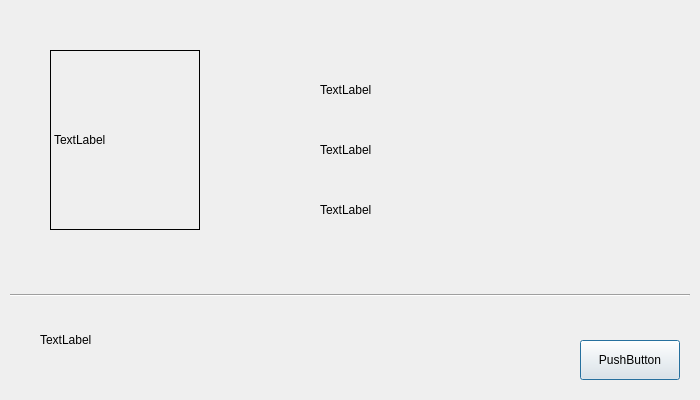
First picture: the form in Major3/authentication.ui, repository H-adorable/OpenCVFaceCheckIn, before the edit.
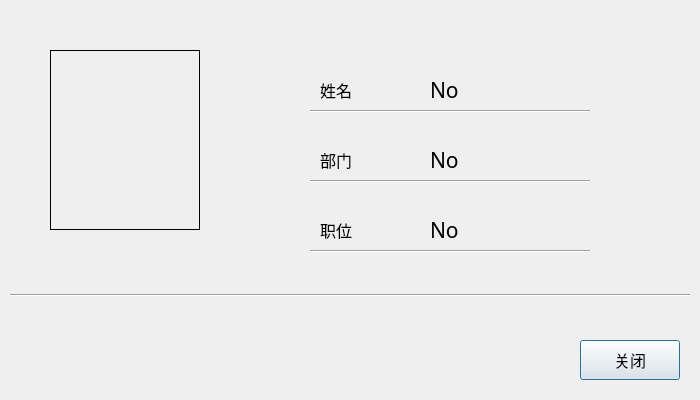
Second picture: the form after the edit.

Commit message:
Add Authentication UI to project
把鉴权界面加入工程。各界面之间可以通信连接

Diff of the .ui file:
```diff
--- a/Major3/authentication.ui
+++ b/Major3/authentication.ui
@@ -22,8 +22,14 @@
      <height>40</height>
     </rect>
    </property>
+   <property name="font">
+    <font>
+     <family>微软雅黑</family>
+     <pointsize>12</pointsize>
+    </font>
+   </property>
    <property name="text">
-    <string>PushButton</string>
+    <string>关闭</string>
    </property>
   </widget>
   <widget class="QLabel" name="standardImage">
@@ -39,7 +45,7 @@
     <enum>QFrame::Box</enum>
    </property>
    <property name="text">
-    <string>TextLabel</string>
+    <string/>
    </property>
   </widget>
   <widget class="QWidget" name="infoBox" native="true">
@@ -48,46 +54,160 @@
      <x>300</x>
      <y>50</y>
      <width>300</width>
-     <height>200</height>
+     <height>210</height>
     </rect>
    </property>
    <widget class="QLabel" name="name">
     <property name="geometry">
      <rect>
-      <x>20</x>
+      <x>130</x>
       <y>20</y>
-      <width>260</width>
+      <width>150</width>
       <height>40</height>
      </rect>
     </property>
+    <property name="font">
+     <font>
+      <family>微软雅黑</family>
+      <pointsize>16</pointsize>
+     </font>
+    </property>
     <property name="text">
-     <string>TextLabel</string>
+     <string>No</string>
     </property>
    </widget>
    <widget class="QLabel" name="department">
     <property name="geometry">
      <rect>
-      <x>20</x>
-      <y>80</y>
-      <width>260</width>
+      <x>130</x>
+      <y>90</y>
+      <width>150</width>
       <height>40</height>
      </rect>
     </property>
+    <property name="font">
+     <font>
+      <family>微软雅黑</family>
+      <pointsize>16</pointsize>
+     </font>
+    </property>
     <property name="text">
-     <string>TextLabel</string>
+     <string>No</string>
     </property>
    </widget>
    <widget class="QLabel" name="position">
     <property name="geometry">
      <rect>
+      <x>130</x>
+      <y>160</y>
+      <width>150</width>
+      <height>40</height>
+     </rect>
+    </property>
+    <property name="font">
+     <font>
+      <family>微软雅黑</family>
+      <pointsize>16</pointsize>
+     </font>
+    </property>
+    <property name="text">
+     <string>No</string>
+    </property>
+   </widget>
+   <widget class="QLabel" name="label">
+    <property name="geometry">
+     <rect>
       <x>20</x>
-      <y>140</y>
-      <width>260</width>
+      <y>20</y>
+      <width>100</width>
       <height>40</height>
      </rect>
     </property>
+    <property name="font">
+     <font>
+      <family>微软雅黑</family>
+      <pointsize>12</pointsize>
+     </font>
+    </property>
     <property name="text">
-     <string>TextLabel</string>
+     <string>姓名</string>
+    </property>
+   </widget>
+   <widget class="QLabel" name="label_2">
+    <property name="geometry">
+     <rect>
+      <x>20</x>
+      <y>90</y>
+      <width>100</width>
+      <height>40</height>
+     </rect>
+    </property>
+    <property name="font">
+     <font>
+      <family>微软雅黑</family>
+      <pointsize>12</pointsize>
+     </font>
+    </property>
+    <property name="text">
+     <string>部门</string>
+    </property>
+   </widget>
+   <widget class="QLabel" name="label_3">
+    <property name="geometry">
+     <rect>
+      <x>20</x>
+      <y>160</y>
+      <width>100</width>
+      <height>40</height>
+     </rect>
+    </property>
+    <property name="font">
+     <font>
+      <family>微软雅黑</family>
+      <pointsize>12</pointsize>
+     </font>
+    </property>
+    <property name="text">
+     <string>职位</string>
+    </property>
+   </widget>
+   <widget class="Line" name="line_2">
+    <property name="geometry">
+     <rect>
+      <x>10</x>
+      <y>60</y>
+      <width>280</width>
+      <height>3</height>
+     </rect>
+    </property>
+    <property name="orientation">
+     <enum>Qt::Horizontal</enum>
+    </property>
+   </widget>
+   <widget class="Line" name="line_3">
+    <property name="geometry">
+     <rect>
+      <x>10</x>
+      <y>130</y>
+      <width>280</width>
+      <height>3</height>
+     </rect>
+    </property>
+    <property name="orientation">
+     <enum>Qt::Horizontal</enum>
+    </property>
+   </widget>
+   <widget class="Line" name="line_4">
+    <property name="geometry">
+     <rect>
+      <x>10</x>
+      <y>200</y>
+      <width>280</width>
+      <height>3</height>
+     </rect>
+    </property>
+    <property name="orientation">
+     <enum>Qt::Horizontal</enum>
     </property>
    </widget>
   </widget>
@@ -122,8 +242,14 @@
      <height>40</height>
     </rect>
    </property>
+   <property name="font">
+    <font>
+     <family>微软雅黑</family>
+     <pointsize>16</pointsize>
+    </font>
+   </property>
    <property name="text">
-    <string>TextLabel</string>
+    <string/>
    </property>
   </widget>
  </widget>
```
Left out of the diff: 2 changed lines with no effect on the pictures. The commit also changes 15 other files.
